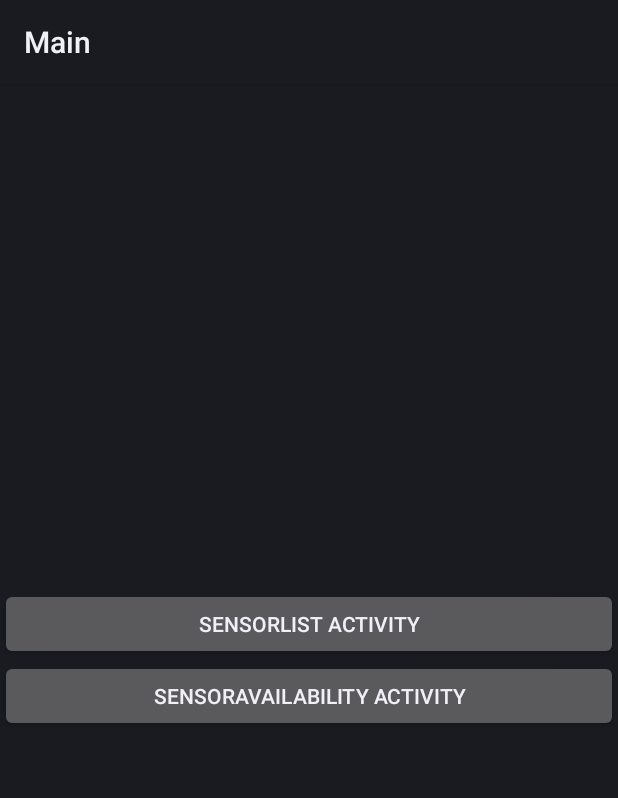
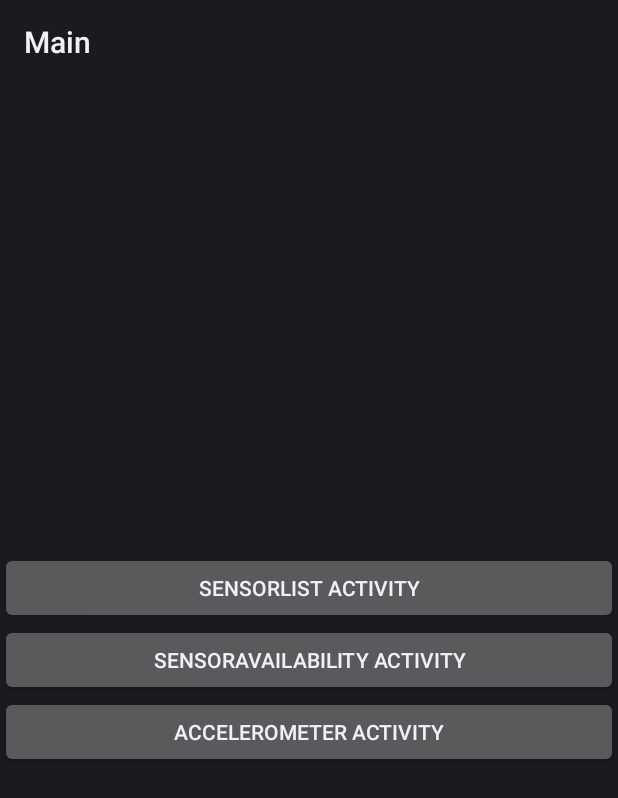
Before and after one commit to HugoSiliveri/tp2-mobile, an Android app: the screen it shows after launch (MainActivity), on a phone screen of 412 x 824 dp. Shown: the top 798 px of the screen. Run offline under Robolectric (Android 15) with nearby library versions, the phone set to English and light mode, and no system bars.

Commit message:
Exo 3 terminé

```diff
--- a/app/src/main/AndroidManifest.xml
+++ b/app/src/main/AndroidManifest.xml
@@ -11,6 +11,10 @@
         android:roundIcon="@mipmap/ic_launcher_round"
         android:supportsRtl="true"
         tools:targetApi="31">
+        <activity
+            android:name=".Accelerometer"
+            android:exported="false"
+            android:label="@string/title_activity_accelerometer" />
         <activity
             android:name=".SensorAvailability"
             android:exported="false"
--- a/app/src/main/java/com/example/tp2/MainActivity.kt
+++ b/app/src/main/java/com/example/tp2/MainActivity.kt
@@ -21,5 +21,11 @@ class MainActivity : ComponentActivity() {
             val intent2 = Intent(this, SensorAvailability::class.java)
             startActivity(intent2)
         }
+
+        val buttonAccelerometer = findViewById<Button>(R.id.buttonAccelerometer)
+        buttonAccelerometer.setOnClickListener {
+            val intent3 = Intent(this, Accelerometer::class.java)
+            startActivity(intent3)
+        }
     }
 }
--- a/app/src/main/res/layout/activity_main.xml
+++ b/app/src/main/res/layout/activity_main.xml
@@ -20,4 +20,12 @@
         android:gravity="center"
         android:text="@string/sensor_availability_activity" />
 
+    <Button
+        android:id="@+id/buttonAccelerometer"
+        android:layout_width="match_parent"
+        android:layout_height="wrap_content"
+        android:gravity="center"
+        android:text="@string/accelerometer_activity" />
+
+
 </LinearLayout>
--- a/app/src/main/res/values/strings.xml
+++ b/app/src/main/res/values/strings.xml
@@ -4,4 +4,6 @@
     <string name="sensor_availability_activity">SensorAvailability Activity</string>
     <string name="title_activity_sensor_list">SensorList</string>
     <string name="title_activity_sensor_availability">SensorAvailability</string>
+    <string name="accelerometer_activity">Accelerometer Activity</string>
+    <string name="title_activity_accelerometer">Accelerometer</string>
 </resources>
```
Also changed, not shown: app/src/main/java/com/example/tp2/Accelerometer.kt (added, +48 -0 lines), app/src/main/res/layout/activity_sensor_availability.xml (deleted, +0 -7 lines), 1 other file.
